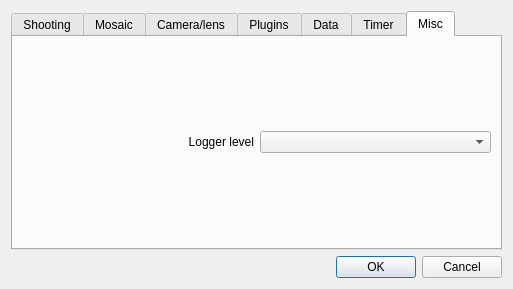
bingostar89/Papywizard, file papywizard/view/ui/configDialog.ui: the form before one commit.
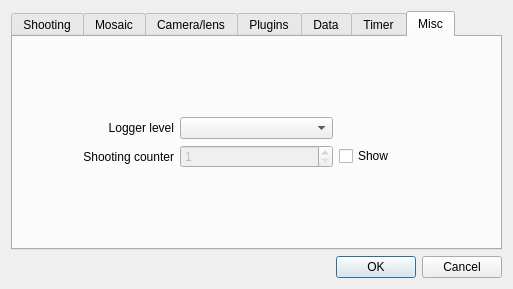
The form after the commit. The open tabs and pages were chosen to show the change. Icons and pictures are not drawn.

Commit message: Added shooting counter

What changed in the file:
```diff
--- a/papywizard/view/ui/configDialog.ui
+++ b/papywizard/view/ui/configDialog.ui
@@ -1039,6 +1039,45 @@
            </item>
           </widget>
          </item>
+         <item row="1" column="0">
+          <widget class="QLabel" name="label_8">
+           <property name="text">
+            <string>Shooting counter</string>
+           </property>
+           <property name="alignment">
+            <set>Qt::AlignRight|Qt::AlignTrailing|Qt::AlignVCenter</set>
+           </property>
+           <property name="margin">
+            <number>5</number>
+           </property>
+          </widget>
+         </item>
+         <item row="1" column="1">
+          <widget class="QSpinBox" name="shootingCounterSpinBox">
+           <property name="enabled">
+            <bool>false</bool>
+           </property>
+           <property name="suffix">
+            <string/>
+           </property>
+           <property name="prefix">
+            <string/>
+           </property>
+           <property name="minimum">
+            <number>1</number>
+           </property>
+           <property name="maximum">
+            <number>999</number>
+           </property>
+          </widget>
+         </item>
+         <item row="1" column="2">
+          <widget class="QCheckBox" name="showShootingCounterCheckBox">
+           <property name="text">
+            <string>Show</string>
+           </property>
+          </widget>
+         </item>
         </layout>
        </item>
       </layout>
```
The commit also changes 4 other files.
